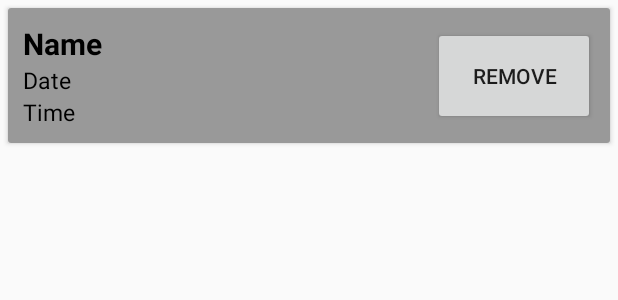
After one commit to FukigenDEV/Team3-OnTime, an Android app: the layout alarmsrow.xml on its own in the app's theme, with its tools: preview values and no code run, on a phone screen of 412 x 824 dp. The commit adds this screen. Shown: the top 300 px of the screen. Run offline under Robolectric (Android 15) with nearby library versions, the phone set to English and light mode, and no system bars.

Commit message:
added an alarm adapter, that dynamically displays the active alarms of a group read from the database.

```diff
--- a/PROTOTYPES/OnTimeApp/app/src/main/java/com/example/ontimeapp/MainMenu.java
+++ b/PROTOTYPES/OnTimeApp/app/src/main/java/com/example/ontimeapp/MainMenu.java
@@ -99,7 +99,7 @@ public class MainMenu extends Fragment implements View.OnClickListener {
                     }
                     @Override
                     public void onCancelled(@NonNull DatabaseError databaseError) {
-                        Toast.makeText(getContext(), databaseError.getCode(), Toast.LENGTH_SHORT);
+                        Toast.makeText(getContext(), databaseError.getCode(), Toast.LENGTH_SHORT).show();
                     }
                 });
 
--- a/PROTOTYPES/OnTimeApp/app/src/main/res/layout/activity_mainmenu.xml
+++ b/PROTOTYPES/OnTimeApp/app/src/main/res/layout/activity_mainmenu.xml
@@ -89,7 +89,7 @@
         android:text="Set Tasks"
         app:layout_constraintBottom_toBottomOf="parent"
         app:layout_constraintEnd_toEndOf="parent"
-        app:layout_constraintHorizontal_bias="0.498"
+        app:layout_constraintHorizontal_bias="0.5"
         app:layout_constraintStart_toStartOf="parent"
         app:layout_constraintTop_toTopOf="parent"
         app:layout_constraintVertical_bias="0.676" />
--- /dev/null
+++ b/PROTOTYPES/OnTimeApp/app/src/main/res/layout/alarmsrow.xml
@@ -0,0 +1,64 @@
+<?xml version="1.0" encoding="utf-8"?>
+<androidx.cardview.widget.CardView
+    xmlns:android="http://schemas.android.com/apk/res/android"
+    xmlns:app="http://schemas.android.com/apk/res-auto"
+    xmlns:tools="http://schemas.android.com/tools"
+    android:id="@+id/cardview"
+    android:layout_height="wrap_content"
+    android:layout_width="match_parent"
+    android:layout_margin="5dp"
+    android:background="#ffffff"
+    >
+
+    <androidx.constraintlayout.widget.ConstraintLayout
+        android:id="@+id/rowlayout"
+        android:layout_width="match_parent"
+        android:layout_height="match_parent"
+        android:background="#999999"
+        android:orientation="vertical"
+        android:padding="10dp">
+
+        <TextView
+            android:id="@+id/alarmname"
+            android:layout_width="wrap_content"
+            android:layout_height="wrap_content"
+            android:text="Name"
+            android:textColor="#000000"
+            android:textSize="20sp"
+            android:textStyle="bold"
+            app:layout_constraintStart_toStartOf="parent"
+            app:layout_constraintTop_toTopOf="parent" />
+
+        <TextView
+            android:id="@+id/alarmdate"
+            android:layout_width="wrap_content"
+            android:layout_height="wrap_content"
+            android:text="Date"
+            android:textColor="#000000"
+            android:textSize="15sp"
+            app:layout_constraintStart_toStartOf="parent"
+            app:layout_constraintTop_toBottomOf="@+id/alarmname" />
+
+        <TextView
+            android:id="@+id/alarmtime"
+            android:layout_width="wrap_content"
+            android:layout_height="wrap_content"
+            android:text="Time"
+            android:textColor="#000000"
+            android:textSize="15sp"
+            app:layout_constraintBottom_toBottomOf="parent"
+            app:layout_constraintStart_toStartOf="parent"
+            app:layout_constraintTop_toBottomOf="@+id/alarmdate" />
+
+        <Button
+            android:id="@+id/removeAlarm"
+            android:layout_width="108dp"
+            android:layout_height="65dp"
+            android:text="REMOVE"
+            app:layout_constraintBottom_toBottomOf="parent"
+            app:layout_constraintEnd_toEndOf="parent"
+            app:layout_constraintTop_toTopOf="parent" />
+
+    </androidx.constraintlayout.widget.ConstraintLayout>
+
+</androidx.cardview.widget.CardView>
--- a/PROTOTYPES/OnTimeApp/app/src/main/res/layout/groupsrow.xml
+++ b/PROTOTYPES/OnTimeApp/app/src/main/res/layout/groupsrow.xml
@@ -33,6 +33,7 @@
             android:textColor="#000000"
             android:textSize="15sp" />
 
+
     </LinearLayout>
 
 </androidx.cardview.widget.CardView>
```
Also changed, not shown: PROTOTYPES/OnTimeApp/app/src/main/java/com/example/ontimeapp/AlarmsAdapter.java (added, +92 -0 lines), PROTOTYPES/OnTimeApp/app/src/main/java/com/example/ontimeapp/SelectedGroup.java (+49 -0 lines), PROTOTYPES/OnTimeApp/app/src/main/res/layout/activity_selectedgroup.xml (+33 -0 lines).
